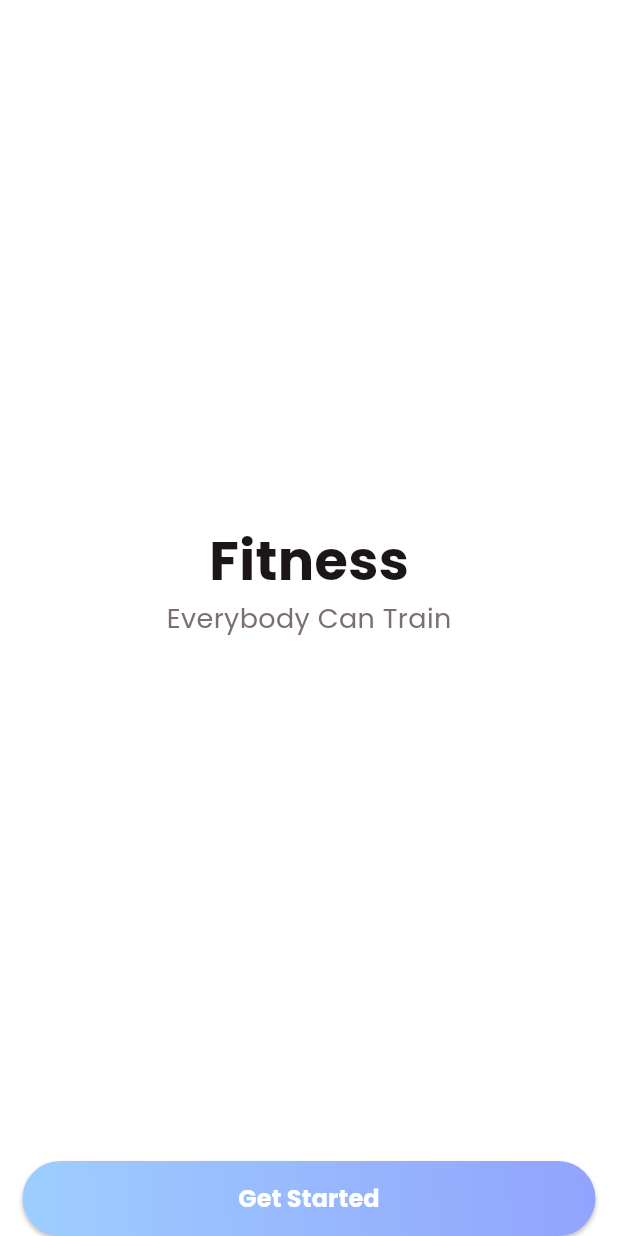
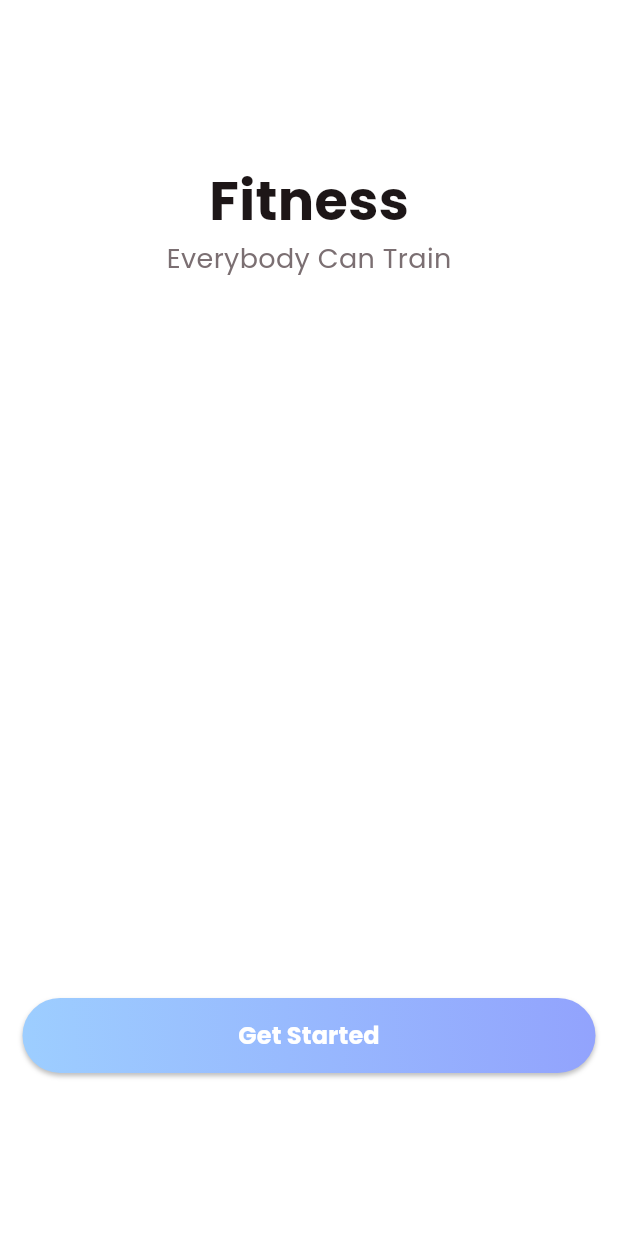
Before and after one commit to Moubarak321/fitnessapp, a Flutter app: the screen it shows after launch, on a phone screen of 412 x 824 dp. Run offline on Flutter 3.47's test engine with Material 3 defaults, Android fonts, the phone set to English and light mode, and no system bars.

Commit message:
Revue de marge

```diff
--- a/lib/screens/login/signup_view.dart
+++ b/lib/screens/login/signup_view.dart
@@ -110,7 +110,7 @@ class _SignupViewState extends State<SignupView> {
                   ],
                 ),
                 SizedBox(
-                  height: media.width * 0.4,
+                  height: media.width * 0.3,
                 ),
                 RoundButton(title: "Register", onPressed: () {}),
                 SizedBox(
--- a/lib/screens/on_boarding/on_boarding_view.dart
+++ b/lib/screens/on_boarding/on_boarding_view.dart
@@ -100,7 +100,7 @@ class _OnboardingViewState extends State<OnboardingView> {
                             // open welcome screen
                             selectPage = selectPage + 1;
                             controller.animateToPage(selectPage,
-                                duration: const Duration(milliseconds: 900),
+                                duration: const Duration(milliseconds: 600),
                                 curve: Curves.easeInExpo);
                             // controller.jumpToPage(selectPage);
                             setState(() {});
--- a/lib/screens/on_boarding/started_view.dart
+++ b/lib/screens/on_boarding/started_view.dart
@@ -48,6 +48,9 @@ class _StartedViewState extends State<StartedView> {
                 ),
               ),
               const Spacer(),
+              SizedBox(
+                height: media.width * 0.9,
+              ),
               SafeArea(
                 child: Padding(
                   padding: const EdgeInsets.symmetric(horizontal: 15),
@@ -73,6 +76,7 @@ class _StartedViewState extends State<StartedView> {
                       }),
                 ),
               ),
+              const Spacer(),
             ],
           )),
     );
```
